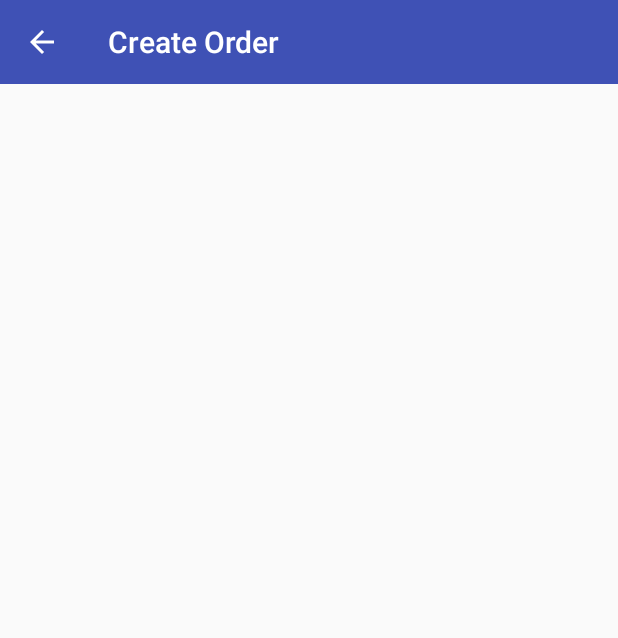
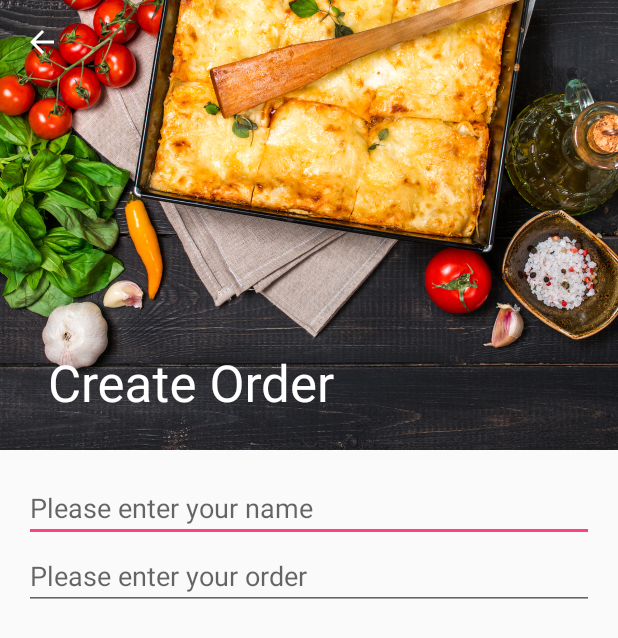
Before and after one commit to Aleksei-L/Bits_and_Pizzas, an Android app: the OrderActivity screen opened directly, with no data from a screen before it, on a phone screen of 412 x 824 dp. Shown: the top 638 px of the screen. Run offline under Robolectric (Android 15) with nearby library versions, the phone set to English and light mode, and no system bars.

Commit message:
Added image for panel

```diff
--- a/app/src/main/res/layout/activity_order.xml
+++ b/app/src/main/res/layout/activity_order.xml
@@ -1,15 +1,63 @@
 <?xml version="1.0" encoding="utf-8"?>
-<androidx.constraintlayout.widget.ConstraintLayout xmlns:android="http://schemas.android.com/apk/res/android"
+<androidx.coordinatorlayout.widget.CoordinatorLayout xmlns:android="http://schemas.android.com/apk/res/android"
     xmlns:app="http://schemas.android.com/apk/res-auto"
     xmlns:tools="http://schemas.android.com/tools"
+    android:id="@+id/coordinator"
     android:layout_width="match_parent"
     android:layout_height="match_parent"
     tools:context=".OrderActivity">
 
-    <include
-        android:id="@+id/toolbar"
-        layout="@layout/toolbar_main"
-        app:layout_constraintStart_toStartOf="parent"
-        app:layout_constraintTop_toTopOf="parent" />
+    <com.google.android.material.appbar.AppBarLayout
+        android:layout_width="match_parent"
+        android:layout_height="300dp"
+        android:theme="@style/ThemeOverlay.AppCompat.Dark.ActionBar">
 
-</androidx.constraintlayout.widget.ConstraintLayout>
+        <com.google.android.material.appbar.CollapsingToolbarLayout
+            android:layout_width="match_parent"
+            android:layout_height="match_parent"
+            app:contentScrim="?attr/colorPrimary"
+            app:layout_scrollFlags="scroll|exitUntilCollapsed">
+
+            <ImageView
+                android:layout_width="match_parent"
+                android:layout_height="match_parent"
+                android:contentDescription="@string/restaurant_image"
+                android:scaleType="centerCrop"
+                android:src="@drawable/restaurant"
+                app:layout_collapseMode="parallax" />
+
+            <androidx.appcompat.widget.Toolbar
+                android:id="@+id/toolbar"
+                android:layout_width="match_parent"
+                android:layout_height="?attr/actionBarSize"
+                app:layout_collapseMode="pin" />
+
+        </com.google.android.material.appbar.CollapsingToolbarLayout>
+    </com.google.android.material.appbar.AppBarLayout>
+
+    <androidx.core.widget.NestedScrollView
+        android:layout_width="match_parent"
+        android:layout_height="match_parent"
+        app:layout_behavior="@string/appbar_scrolling_view_behavior">
+
+        <LinearLayout
+            android:layout_width="match_parent"
+            android:layout_height="wrap_content"
+            android:orientation="vertical"
+            android:padding="16dp">
+
+            <EditText
+                android:layout_width="match_parent"
+                android:layout_height="wrap_content"
+                android:hint="@string/order_name_hint"
+                android:inputType="text" />
+
+            <EditText
+                android:layout_width="match_parent"
+                android:layout_height="wrap_content"
+                android:hint="@string/order_details_hint"
+                android:inputType="text" />
+
+        </LinearLayout>
+    </androidx.core.widget.NestedScrollView>
+</androidx.coordinatorlayout.widget.CoordinatorLayout>
--- a/app/src/main/res/values/strings.xml
+++ b/app/src/main/res/values/strings.xml
@@ -15,4 +15,13 @@
         <item>Cambridge</item>
         <item>Sebastopol</item>
     </string-array>
+    <string name="company_name">Bits and Pizzas</string>
+    <string name="restaurant_image">Restaurant image</string>
+    <string name="home_text">Since we opened our doors in 2017, Bits and Pizzas
+ has built its reputation as one of America’s best Italian-Digital
+ restaurants. Some people believe eating out is about being with your
+ friends and family. We believe that good food is best enjoyed while
+ staring at your phone.</string>
+    <string name="order_name_hint">Please enter your name</string>
+    <string name="order_details_hint">Please enter your order</string>
 </resources>
```
Also changed, not shown: app/src/main/res/layout/fragment_top.xml (+36 -7 lines), app/src/main/res/drawable/diavolo.jpg (added), app/src/main/res/drawable/funghi.jpg (added), app/src/main/res/drawable/restaurant.jpg (added).
